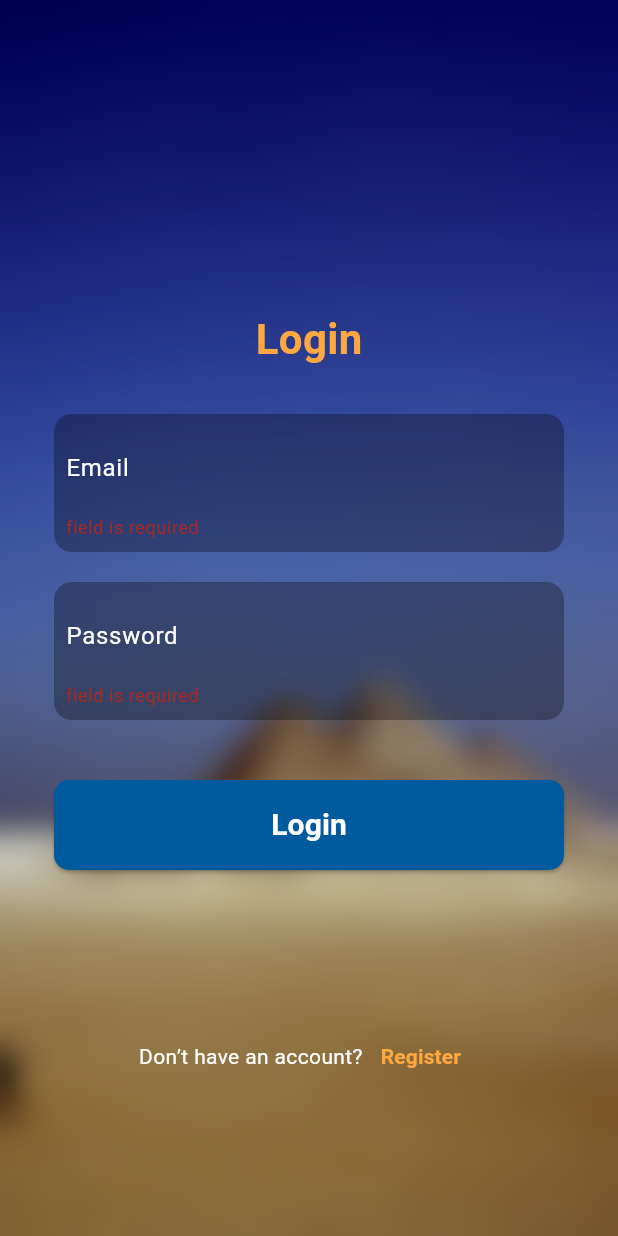
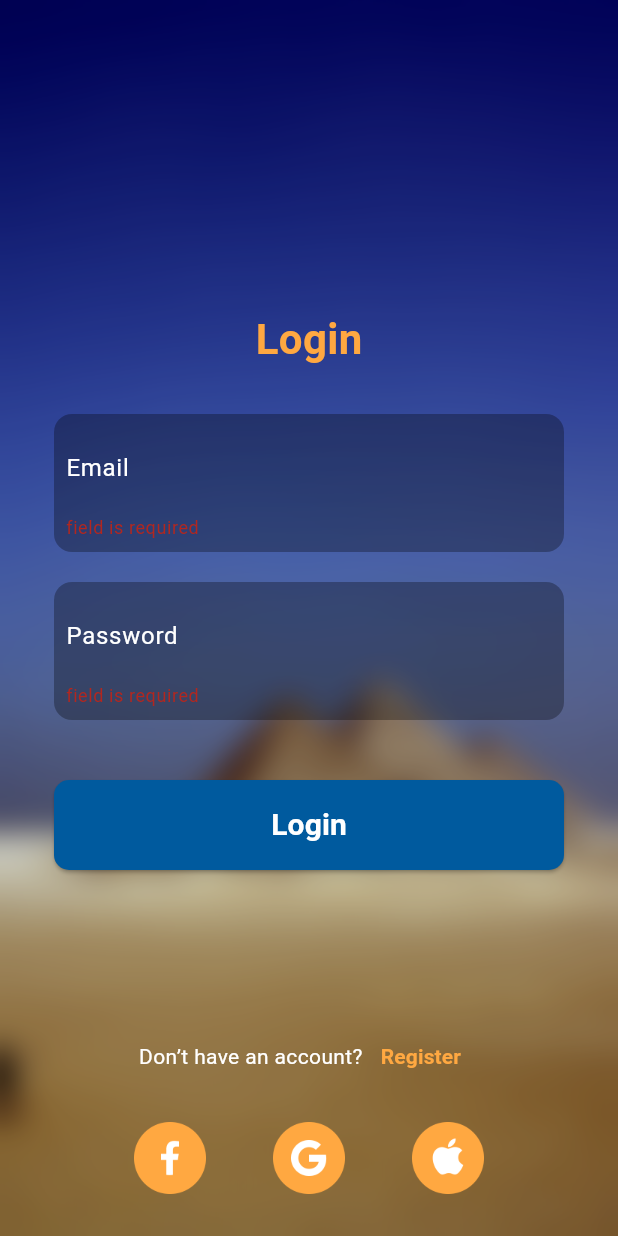
Before and after one commit to Badrmohamedragab/Final_Project_DEPI_HorizonX, a Flutter app: the screen it shows after launch, after a tap on "Login", on a phone screen of 412 x 824 dp. Run offline on Flutter 3.47's test engine with Material 3 defaults, Android fonts, the phone set to English and light mode, and no system bars; drawn by our look-alikes of modal_progress_hud_nsn; our stand-ins replace firebase_auth, firebase_core; accounts and stored records are empty.

Commit message:
add login with other options facebook, google, and apple ui

```diff
--- a/HorizonX/horizonx/lib/screens/login_screen.dart
+++ b/HorizonX/horizonx/lib/screens/login_screen.dart
@@ -1,6 +1,8 @@
 import 'dart:ui'; // Required for BackdropFilter
 import 'package:firebase_auth/firebase_auth.dart';
 import 'package:flutter/material.dart';
+// import 'package:flutter_facebook_auth/flutter_facebook_auth.dart';
+// import 'package:google_sign_in/google_sign_in.dart';
 import 'package:horizonx/screens/register_screen.dart';
 import 'package:modal_progress_hud_nsn/modal_progress_hud_nsn.dart';
 import '../constants.dart';
@@ -178,8 +180,7 @@ class _LoginScreenState extends State<LoginScreen> {
                                         'Please log in again to continue.';
                                     break;
                                   default:
-                                    message =
-                                        e.code.toString();
+                                    message = e.code.toString();
                                     break;
                                 }
 
@@ -234,6 +235,44 @@ class _LoginScreenState extends State<LoginScreen> {
                       ],
                     ),
                     const SizedBox(height: 20),
+                    Row(
+                      mainAxisAlignment: MainAxisAlignment.center,
+                      children: [
+                        const Spacer(
+                          flex: 2,
+                        ),
+                        GestureDetector(
+                          // onTap: () => signInWithFacebook(),
+                          child: Image.asset(
+                            '${imageAsset}facebook.png',
+                            height: 48,
+                          ),
+                        ),
+                        const Spacer(
+                          flex: 1,
+                        ),
+                        GestureDetector(
+                          // onTap: () => signInWithGoogle(),
+                          child: Image.asset(
+                            '${imageAsset}google.png',
+                            height: 48,
+                          ),
+                        ),
+                        const Spacer(
+                          flex: 1,
+                        ),
+                        GestureDetector(
+                          onTap: () {},
+                          child: Image.asset(
+                            '${imageAsset}apple.png',
+                            height: 48,
+                          ),
+                        ),
+                        const Spacer(
+                          flex: 2,
+                        ),
+                      ],
+                    )
                   ],
                 ),
               ),
@@ -277,4 +316,29 @@ class _LoginScreenState extends State<LoginScreen> {
       ),
     );
   }
+  // Future<UserCredential> signInWithGoogle() async {
+  //   // Trigger the authentication flow
+  //   final GoogleSignInAccount? googleUser = await GoogleSignIn().signIn();
+  //
+  //   // Obtain the auth details from the request
+  //   final GoogleSignInAuthentication? googleAuth = await googleUser?.authentication;
+  //
+  //   // Create a new credential
+  //   final credential = GoogleAuthProvider.credential(
+  //     accessToken: googleAuth?.accessToken,
+  //     idToken: googleAuth?.idToken,
+  //   );
+  //
+  //   return await FirebaseAuth.instance.signInWithCredential(credential);
+  // }
+  // Future<UserCredential> signInWithFacebook() async {
+  //   // Trigger the sign-in flow
+  //   final LoginResult loginResult = await FacebookAuth.instance.login();
+  //
+  //   // Create a credential from the access token
+  //   final OAuthCredential facebookAuthCredential = FacebookAuthProvider.credential(loginResult.accessToken!.token);
+  //
+  //   // Once signed in, return the UserCredential
+  //   return FirebaseAuth.instance.signInWithCredential(facebookAuthCredential);
+  // }
 }
--- a/HorizonX/horizonx/lib/screens/splash_screen.dart
+++ b/HorizonX/horizonx/lib/screens/splash_screen.dart
@@ -19,7 +19,7 @@ class _SplashViewState extends State<SplashScreen> {
   @override
   void initState() {
     super.initState();
-    Timer(const Duration(seconds: 7), () {
+    Timer(const Duration(seconds: 4), () {
       Navigator.of(context).pushAndRemoveUntil(
         CupertinoPageRoute(
           builder: (BuildContext context) {
@@ -33,14 +33,10 @@ class _SplashViewState extends State<SplashScreen> {
 
   @override
   Widget build(BuildContext context) {
-    double screenWidth = MediaQuery.of(context).size.width;
-    double screenHeight = MediaQuery.of(context).size.height;
-
     return Scaffold(
       backgroundColor: Colors.transparent,
       body: Stack(
         children: [
-          // Background with blur
           Container(
             decoration: const BoxDecoration(
               image: DecorationImage(
@@ -53,17 +49,17 @@ class _SplashViewState extends State<SplashScreen> {
             child: BackdropFilter(
               filter: ImageFilter.blur(sigmaX: 10.0, sigmaY: 10.0),
               child: Container(
-                color: Colors.black.withOpacity(0.2), // Optional color overlay
+                color: Colors.black.withOpacity(0.2),
               ),
             ),
           ),
           // Foreground: logo
-          Center(
+          const Center(
             child: Column(
               mainAxisAlignment: MainAxisAlignment.center,
               crossAxisAlignment: CrossAxisAlignment.center,
               children: [
-                const Image(
+                Image(
                   image: AssetImage("${imageAsset}logo.png"),
                   width: 300,
                 ),
--- a/HorizonX/horizonx/pubspec.yaml
+++ b/HorizonX/horizonx/pubspec.yaml
@@ -38,6 +38,8 @@ dependencies:
   firebase_core: ^2.24.2
   firebase_auth: ^4.16.0
   modal_progress_hud_nsn: ^0.5.0
+#  google_sign_in: ^6.1.6
+#  flutter_facebook_auth: ^3.5.0
 
 dev_dependencies:
   flutter_test:
```
Also changed, not shown: HorizonX/horizonx/assets/images/apple.png (added), HorizonX/horizonx/assets/images/facebook.png (added), HorizonX/horizonx/assets/images/google.png (added).
